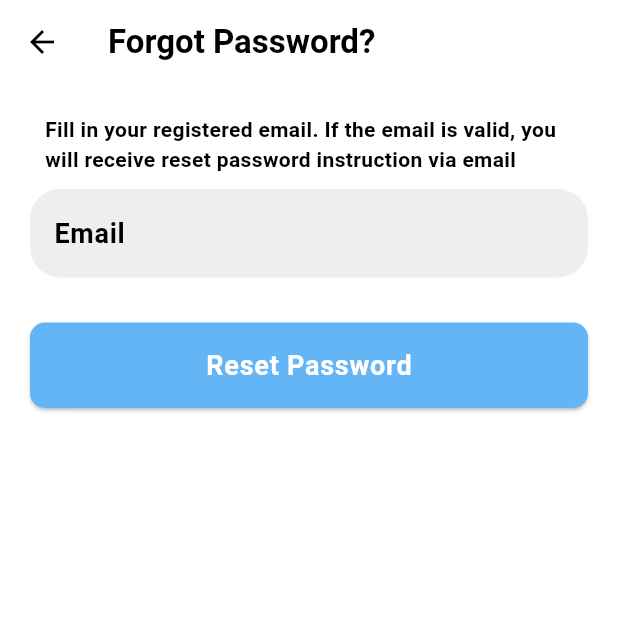
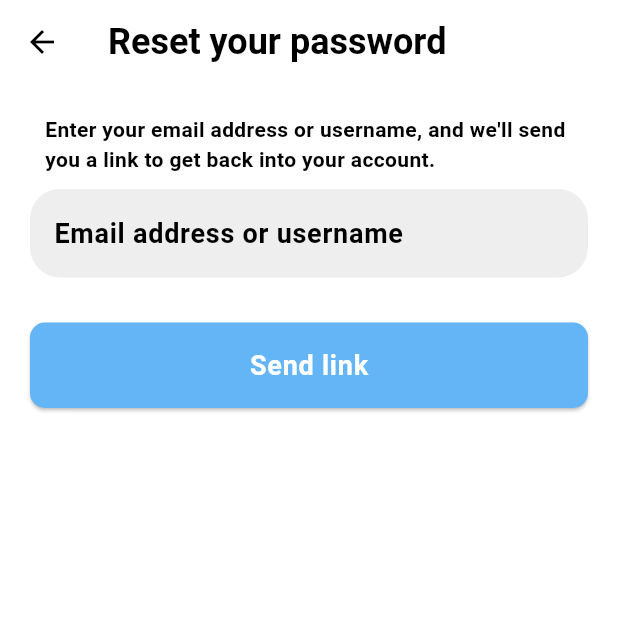
Before and after one commit to powoftech/news_reader, a Flutter app: the ForgotPasswordScreen screen opened directly, on a phone screen of 412 x 824 dp, the top half of it. Run offline on Flutter 3.47's test engine with Material 3 defaults, Android fonts, the phone set to English and light mode, and no system bars; our stand-ins replace email_validator, firebase_auth, firebase_core, webview_flutter; accounts and stored records are empty.

Commit message:
refactor: update forgot password screen UI

```diff
--- a/lib/screens/forgot_password_screen.dart
+++ b/lib/screens/forgot_password_screen.dart
@@ -14,11 +14,11 @@ class ForgotPasswordScreen extends StatelessWidget {
           .colorScheme
           .surface,
       appBar: AppBar(
-        title: Text("Forgot Password?",
+        title: Text("Reset your password",
             style: Provider.of<ThemeProvider>(context)
                 .getThemeData(context)
                 .textTheme
-                .displayMedium),
+                .displayLarge),
       ),
       body: Padding(
         padding: const EdgeInsets.all(20.0),
@@ -29,13 +29,13 @@ class ForgotPasswordScreen extends StatelessWidget {
             Padding(
               padding: const EdgeInsets.only(right: 10, left: 10, bottom: 10),
               child: Text(
-                "Fill in your registered email. If the email is valid, you will receive reset password instruction via email",
+                "Enter your email address or username, and we'll send you a link to get back into your account.",
                 style: TextStyle(fontWeight: FontWeight.bold),
               ),
             ),
             TextFormField(
               decoration: InputDecoration(
-                hintText: "Email",
+                hintText: "Email address or username",
                 fillColor: Provider.of<ThemeProvider>(context)
                             .getThemeData(context)
                             .brightness ==
@@ -61,7 +61,7 @@ class ForgotPasswordScreen extends StatelessWidget {
                 minimumSize: Size(double.infinity, 0),
               ),
               child: Text(
-                "Reset Password",
+                "Send link",
                 style: Theme.of(context).textTheme.bodyLarge!.copyWith(
                       color: Colors.white,
                       fontWeight: FontWeight.bold,
```
